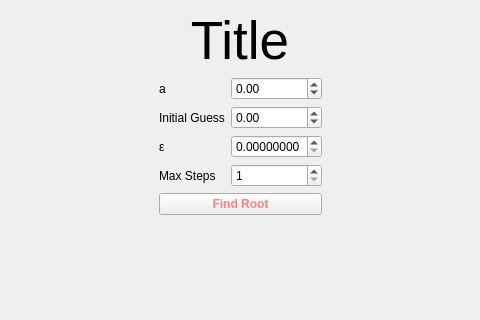
Before: the Qt Designer form views/clash/bentomarkwidget.ui in talDoFlemis/bentomark, drawn with Qt 5; both pictures show x 340 to 820 and y 0 to 320 of the 1160 by 599 pixel window.
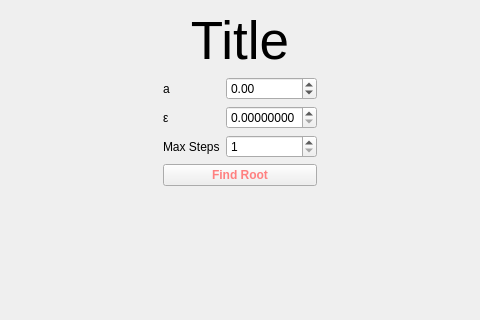
After: the same form once the commit is applied.

Commit message: InitialGuess Removido da GUI

```diff
--- a/views/clash/bentomarkwidget.ui
+++ b/views/clash/bentomarkwidget.ui
@@ -69,33 +69,13 @@
           </widget>
          </item>
          <item row="1" column="0">
-          <widget class="QLabel" name="label_8">
-           <property name="text">
-            <string>Initial Guess</string>
-           </property>
-          </widget>
-         </item>
-         <item row="1" column="1">
-          <widget class="QDoubleSpinBox" name="guessBox">
-           <property name="decimals">
-            <number>2</number>
-           </property>
-           <property name="minimum">
-            <double>-100.000000000000000</double>
-           </property>
-           <property name="maximum">
-            <double>100.000000000000000</double>
-           </property>
-          </widget>
-         </item>
-         <item row="2" column="0">
           <widget class="QLabel" name="label_9">
            <property name="text">
             <string>ε</string>
            </property>
           </widget>
          </item>
-         <item row="2" column="1">
+         <item row="1" column="1">
           <widget class="QDoubleSpinBox" name="epsilonBox">
            <property name="decimals">
             <number>8</number>
@@ -105,20 +85,20 @@
            </property>
           </widget>
          </item>
-         <item row="3" column="0">
+         <item row="2" column="0">
           <widget class="QLabel" name="label_10">
            <property name="text">
             <string>Max Steps</string>
            </property>
           </widget>
          </item>
-         <item row="3" column="1">
+         <item row="2" column="1">
           <widget class="QSpinBox" name="maxStepsBox">
            <property name="minimum">
             <number>1</number>
            </property>
            <property name="maximum">
-            <number>20</number>
+            <number>10000</number>
            </property>
           </widget>
          </item>
@@ -167,7 +147,7 @@
      <property name="sizeHint" stdset="0">
       <size>
        <width>20</width>
-       <height>40</height>
+       <height>30</height>
       </size>
      </property>
     </spacer>
```
The commit also changes 9 other files.
